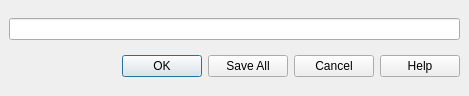
Qt form qgis_test_exifprovider_plugin/exifprovidertestguibase.ui (alexbruy/EasyGeoTagger) before a commit.
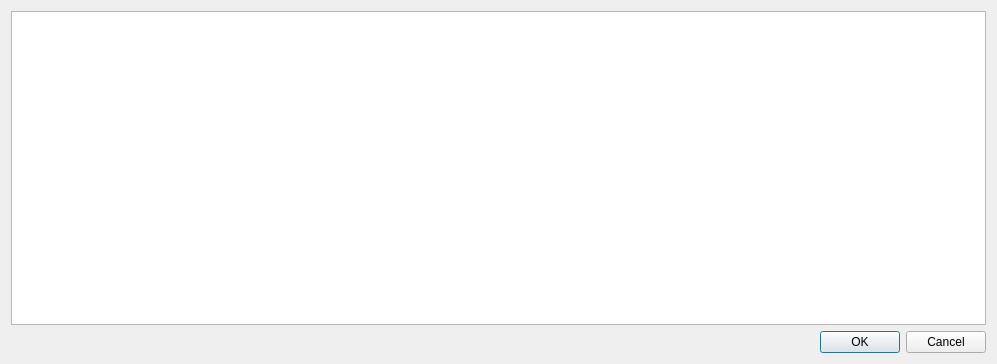
The same form after that commit. Icons and pictures are not drawn.

Commit message: -Updated plugin, added directory browser -Added cmake find files for Exiv2 - Thanks Tim Sutton

Diff of the .ui file:
```diff
--- a/qgis_test_exifprovider_plugin/exifprovidertestguibase.ui
+++ b/qgis_test_exifprovider_plugin/exifprovidertestguibase.ui
@@ -5,8 +5,8 @@
    <rect>
     <x>0</x>
     <y>0</y>
-    <width>469</width>
-    <height>96</height>
+    <width>997</width>
+    <height>364</height>
    </rect>
   </property>
   <property name="windowTitle" >
@@ -15,38 +15,20 @@
   <property name="windowIcon" >
    <iconset/>
   </property>
-  <layout class="QGridLayout" >
-   <property name="leftMargin" >
-    <number>9</number>
-   </property>
-   <property name="topMargin" >
-    <number>9</number>
-   </property>
-   <property name="rightMargin" >
-    <number>9</number>
-   </property>
-   <property name="bottomMargin" >
-    <number>9</number>
-   </property>
-   <property name="horizontalSpacing" >
-    <number>6</number>
-   </property>
-   <property name="verticalSpacing" >
-    <number>6</number>
-   </property>
-   <item row="2" column="0" >
+  <layout class="QVBoxLayout" >
+   <item>
+    <widget class="QTreeView" name="tvDirectoryBrowser" />
+   </item>
+   <item>
     <widget class="QDialogButtonBox" name="buttonBox" >
      <property name="orientation" >
       <enum>Qt::Horizontal</enum>
      </property>
      <property name="standardButtons" >
-      <set>QDialogButtonBox::Cancel|QDialogButtonBox::Help|QDialogButtonBox::NoButton|QDialogButtonBox::Ok|QDialogButtonBox::SaveAll</set>
+      <set>QDialogButtonBox::Cancel|QDialogButtonBox::NoButton|QDialogButtonBox::Ok</set>
      </property>
     </widget>
    </item>
-   <item row="0" column="0" >
-    <widget class="QLineEdit" name="leDirectory" />
-   </item>
   </layout>
  </widget>
  <layoutdefault spacing="6" margin="11" />
```
The commit also changes 9 other files.
